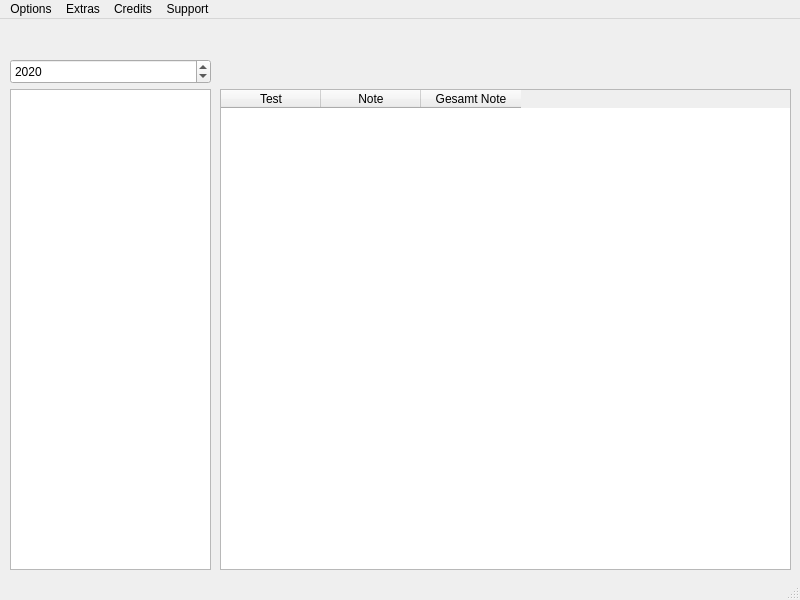
Above: application.ui from htl-el/GradeCalculator before the change. Below: the same form after it.
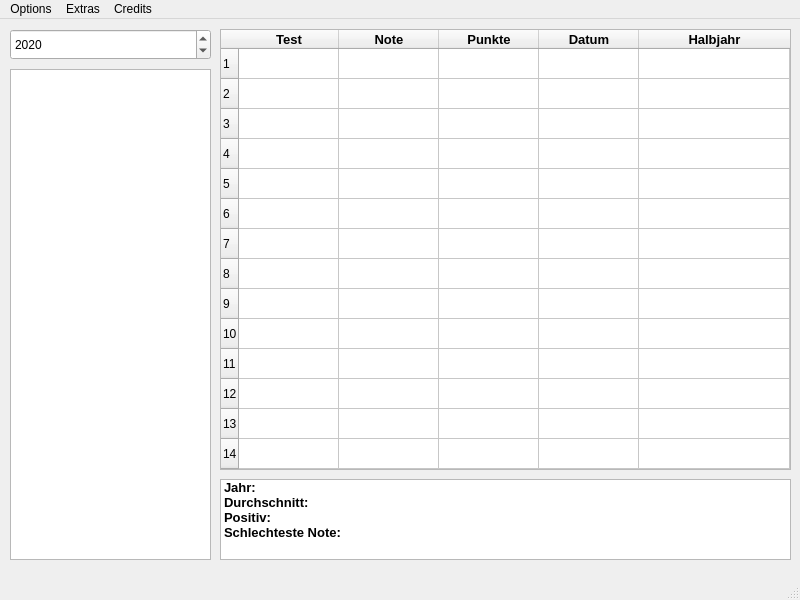
That is the form after the change.

```diff
--- a/application.ui
+++ b/application.ui
@@ -18,9 +18,9 @@
     <property name="geometry">
      <rect>
       <x>10</x>
-      <y>70</y>
+      <y>50</y>
       <width>201</width>
-      <height>481</height>
+      <height>491</height>
      </rect>
     </property>
    </widget>
@@ -28,9 +28,9 @@
     <property name="geometry">
      <rect>
       <x>10</x>
-      <y>40</y>
+      <y>10</y>
       <width>201</width>
-      <height>25</height>
+      <height>31</height>
      </rect>
     </property>
     <property name="displayFormat">
@@ -48,9 +48,9 @@
     <property name="geometry">
      <rect>
       <x>220</x>
-      <y>70</y>
+      <y>10</y>
       <width>571</width>
-      <height>481</height>
+      <height>441</height>
      </rect>
     </property>
     <property name="iconSize">
@@ -62,21 +62,153 @@
     <property name="gridStyle">
      <enum>Qt::SolidLine</enum>
     </property>
+    <property name="rowCount">
+     <number>14</number>
+    </property>
+    <property name="columnCount">
+     <number>5</number>
+    </property>
+    <attribute name="horizontalHeaderCascadingSectionResizes">
+     <bool>false</bool>
+    </attribute>
+    <attribute name="horizontalHeaderShowSortIndicator" stdset="0">
+     <bool>false</bool>
+    </attribute>
+    <attribute name="horizontalHeaderStretchLastSection">
+     <bool>true</bool>
+    </attribute>
+    <attribute name="verticalHeaderCascadingSectionResizes">
+     <bool>false</bool>
+    </attribute>
+    <attribute name="verticalHeaderShowSortIndicator" stdset="0">
+     <bool>false</bool>
+    </attribute>
+    <attribute name="verticalHeaderStretchLastSection">
+     <bool>false</bool>
+    </attribute>
+    <row/>
+    <row/>
+    <row/>
+    <row/>
+    <row/>
+    <row/>
+    <row/>
+    <row/>
+    <row/>
+    <row/>
+    <row/>
+    <row/>
+    <row/>
+    <row/>
     <column>
      <property name="text">
       <string>Test</string>
      </property>
+     <property name="font">
+      <font>
+       <pointsize>10</pointsize>
+       <bold>true</bold>
+      </font>
+     </property>
     </column>
     <column>
      <property name="text">
       <string>Note</string>
      </property>
+     <property name="font">
+      <font>
+       <pointsize>10</pointsize>
+       <bold>true</bold>
+      </font>
+     </property>
     </column>
     <column>
      <property name="text">
-      <string>Gesamt Note</string>
+      <string>Punkte</string>
      </property>
+     <property name="font">
+      <font>
+       <pointsize>10</pointsize>
+       <bold>true</bold>
+      </font>
+     </property>
     </column>
+    <column>
+     <property name="text">
+      <string>Datum</string>
+     </property>
+     <property name="font">
+      <font>
+       <pointsize>10</pointsize>
+       <bold>true</bold>
+      </font>
+     </property>
+    </column>
+    <column>
+     <property name="text">
+      <string>Halbjahr</string>
+     </property>
+     <property name="font">
+      <font>
+       <pointsize>10</pointsize>
+       <bold>true</bold>
+      </font>
+     </property>
+    </column>
+   </widget>
+   <widget class="QListWidget" name="listWidget_2">
+    <property name="geometry">
+     <rect>
+      <x>220</x>
+      <y>460</y>
+      <width>571</width>
+      <height>81</height>
+     </rect>
+    </property>
+    <item>
+     <property name="text">
+      <string>Jahr:</string>
+     </property>
+     <property name="font">
+      <font>
+       <pointsize>10</pointsize>
+       <bold>true</bold>
+      </font>
+     </property>
+    </item>
+    <item>
+     <property name="text">
+      <string>Durchschnitt:</string>
+     </property>
+     <property name="font">
+      <font>
+       <pointsize>10</pointsize>
+       <bold>true</bold>
+      </font>
+     </property>
+    </item>
+    <item>
+     <property name="text">
+      <string>Positiv:</string>
+     </property>
+     <property name="font">
+      <font>
+       <pointsize>10</pointsize>
+       <bold>true</bold>
+      </font>
+     </property>
+    </item>
+    <item>
+     <property name="text">
+      <string>Schlechteste Note:</string>
+     </property>
+     <property name="font">
+      <font>
+       <pointsize>10</pointsize>
+       <bold>true</bold>
+      </font>
+     </property>
+    </item>
    </widget>
   </widget>
   <widget class="QMenuBar" name="menubar">
@@ -85,26 +217,9 @@
      <x>0</x>
      <y>0</y>
      <width>800</width>
-     <height>25</height>
+     <height>21</height>
     </rect>
    </property>
-   <widget class="QMenu" name="menuGradeCalculator">
-    <property name="title">
-     <string>Options</string>
-    </property>
-    <addaction name="actiondfgdfg"/>
-    <addaction name="actiondfgdfg_2"/>
-    <addaction name="actiondfg"/>
-    <addaction name="actiondfg_2"/>
-    <addaction name="separator"/>
-    <addaction name="separator"/>
-    <addaction name="separator"/>
-    <addaction name="separator"/>
-    <addaction name="separator"/>
-    <addaction name="separator"/>
-    <addaction name="separator"/>
-    <addaction name="separator"/>
-   </widget>
    <widget class="QMenu" name="menuExtras">
     <property name="title">
      <string>Extras</string>
@@ -115,15 +230,14 @@
      <string>Credits</string>
     </property>
    </widget>
-   <widget class="QMenu" name="menuSupport">
+   <widget class="QMenu" name="Options">
     <property name="title">
-     <string>Support</string>
+     <string>Options</string>
     </property>
    </widget>
-   <addaction name="menuGradeCalculator"/>
+   <addaction name="Options"/>
    <addaction name="menuExtras"/>
    <addaction name="menuCredits"/>
-   <addaction name="menuSupport"/>
   </widget>
   <widget class="QStatusBar" name="statusbar"/>
   <action name="actiondfgdfg">
```
Left out of the diff: 28 changed lines with no effect on the pictures.
